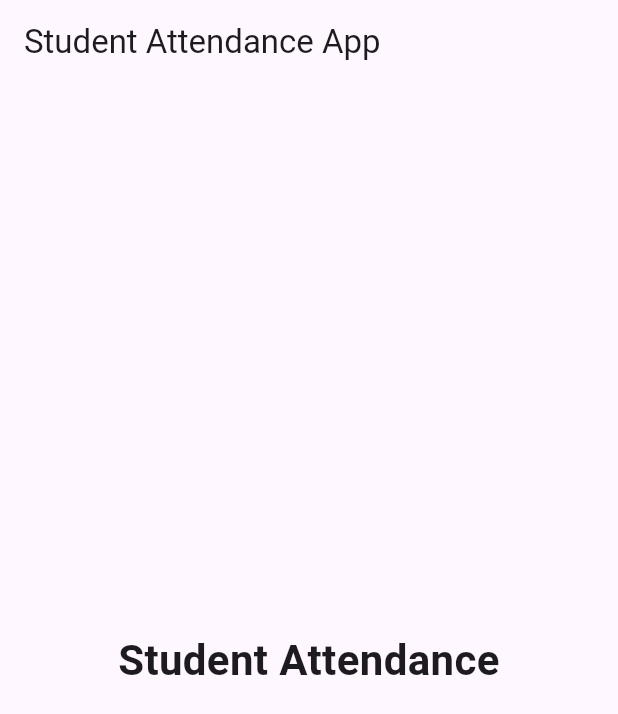
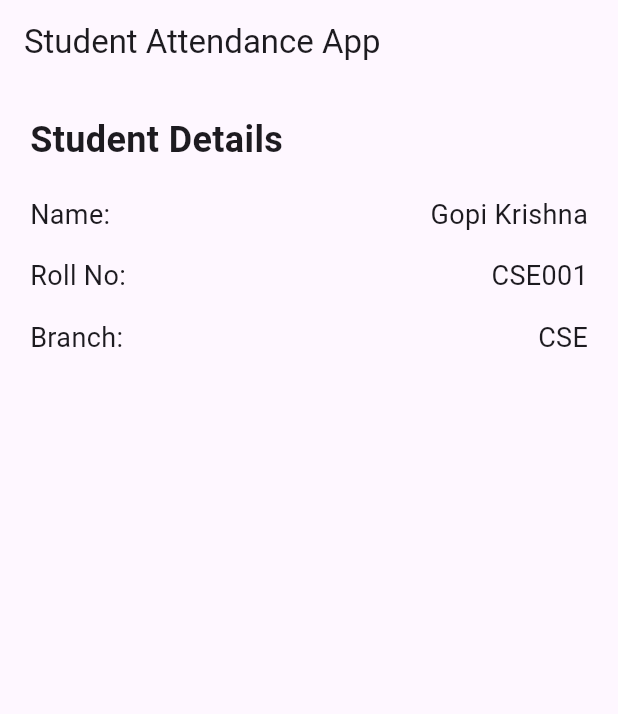
Before and after one commit to GOPIKRISHNA9110/student_attendence_app, a Flutter app: the screen it shows after launch, on a phone screen of 412 x 824 dp. Shown: the top 714 px of the screen. Run offline on Flutter 3.47's test engine with Material 3 defaults, Android fonts, the phone set to English and light mode, and no system bars.

Commit message:
Add Container and Padding for student layout

```diff
--- a/lib/main.dart
+++ b/lib/main.dart
@@ -26,14 +26,67 @@ class HomeScreen extends StatelessWidget {
       appBar: AppBar(
         title: const Text('Student Attendance App'),
       ),
-      body: const Center(
-        child: Text(
-          'Student Attendance',
-          textAlign: TextAlign.center,
-          style: TextStyle(
-            fontSize: 28,
-            fontWeight: FontWeight.bold,
-          ),
+      body: Padding(
+        padding: const EdgeInsets.all(20),
+        child: Column(
+          crossAxisAlignment: CrossAxisAlignment.start,
+          children: [
+            const Text(
+              'Student Details',
+              style: TextStyle(
+                fontSize: 24,
+                fontWeight: FontWeight.bold,
+              ),
+            ),
+
+            const SizedBox(height: 20),
+
+            Row(
+              mainAxisAlignment: MainAxisAlignment.spaceBetween,
+              children: const [
+                Text(
+                  'Name:',
+                  style: TextStyle(fontSize: 18),
+                ),
+                Text(
+                  'Gopi Krishna',
+                  style: TextStyle(fontSize: 18),
+                ),
+              ],
+            ),
+
+            const SizedBox(height: 15),
+
+            Row(
+              mainAxisAlignment: MainAxisAlignment.spaceBetween,
+              children: const [
+                Text(
+                  'Roll No:',
+                  style: TextStyle(fontSize: 18),
+                ),
+                Text(
+                  'CSE001',
+                  style: TextStyle(fontSize: 18),
+                ),
+              ],
+            ),
+
+            const SizedBox(height: 15),
+
+            Row(
+              mainAxisAlignment: MainAxisAlignment.spaceBetween,
+              children: const [
+                Text(
+                  'Branch:',
+                  style: TextStyle(fontSize: 18),
+                ),
+                Text(
+                  'CSE',
+                  style: TextStyle(fontSize: 18),
+                ),
+              ],
+            ),
+          ],
         ),
       ),
     );
```
